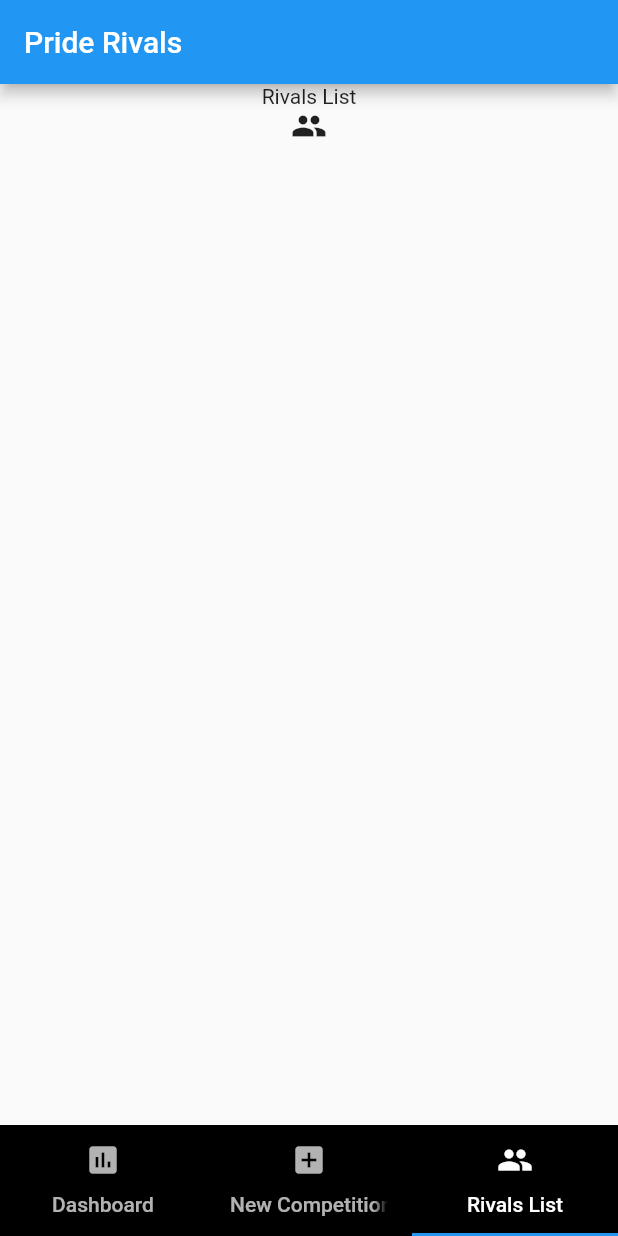
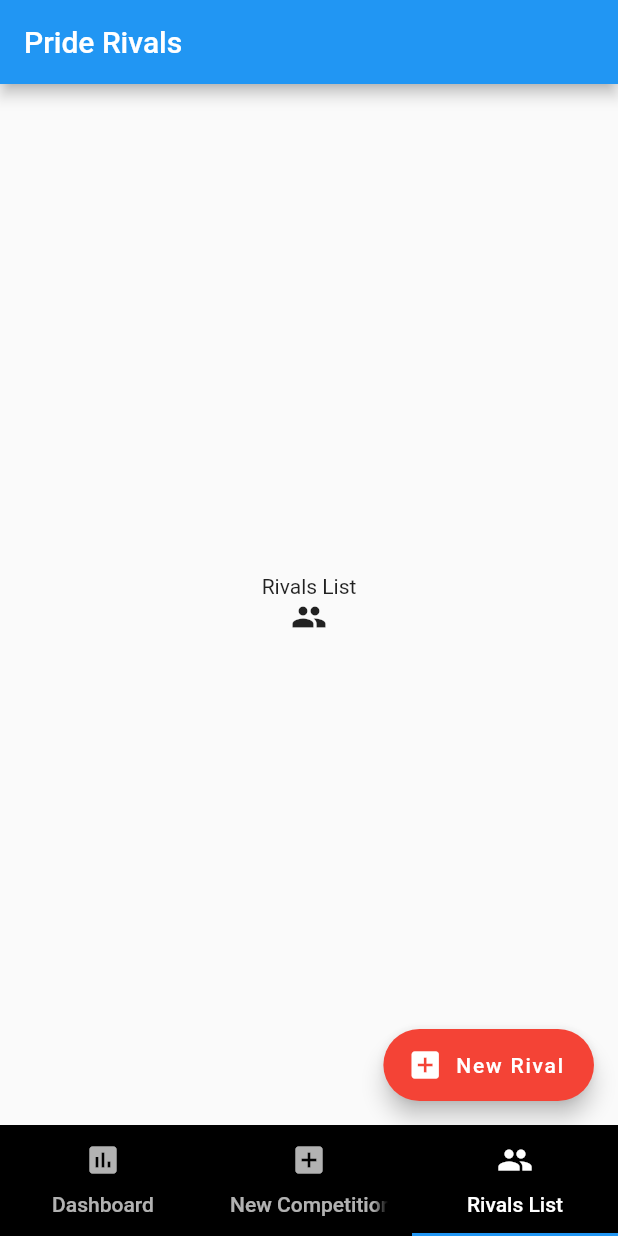
Before and after one commit to matthewru/rivals, a Flutter app: the screen it shows after launch, item 3 of the bottom bar chosen, on a phone screen of 412 x 824 dp. Run offline on Flutter 3.47's test engine with Material 2 defaults, Android fonts, the phone set to English and light mode, and no system bars.

Commit message:
Added floating action button and simple dialog to rivals list.

```diff
--- a/rivalsapp/lib/common/textstyle.dart
+++ b/rivalsapp/lib/common/textstyle.dart
@@ -1,4 +1,6 @@
 import 'package:flutter/material.dart';
 
- const TextStyle TITLE_STYLE =
+const TextStyle TITLE_STYLE =
   TextStyle(fontSize: 30, fontWeight: FontWeight.bold);
+const TextStyle DESCRIPTION_STYLE =
+  TextStyle(fontSize: 16, fontWeight: FontWeight.normal);
--- a/rivalsapp/lib/screens/dashboard.dart
+++ b/rivalsapp/lib/screens/dashboard.dart
@@ -8,6 +8,7 @@ class Dashboard extends StatelessWidget{
 
   Widget build(BuildContext context){
     return Column(
+      mainAxisAlignment: MainAxisAlignment.center,
       children: [Text('Dashboard'), Icon(DASHBOARD)],
     );
   }
--- a/rivalsapp/lib/screens/new_comp.dart
+++ b/rivalsapp/lib/screens/new_comp.dart
@@ -8,6 +8,7 @@ class NewComp extends StatelessWidget{
 
   Widget build(BuildContext context){
     return Column(
+      mainAxisAlignment: MainAxisAlignment.center,
       children: [Text('New Competition'), Icon(ADD_BOX)],
     );
   }
--- a/rivalsapp/lib/screens/rivals_list.dart
+++ b/rivalsapp/lib/screens/rivals_list.dart
@@ -1,14 +1,34 @@
 import 'package:flutter/material.dart';
 import '../common/icons.dart';
+import '../common/colors.dart';
+import '../widgets/rivals_list_dialog.dart';
 
 @immutable
-class RivalsList extends StatelessWidget{
-
+class RivalsList extends StatelessWidget {
   const RivalsList();
 
-  Widget build(BuildContext context){
-    return Column(
-      children: [Text('Rivals List'), Icon(PEOPLE)],
+  Widget build(BuildContext context) {
+    return MaterialApp(
+      home: Scaffold(
+          body: Row(
+            children: [
+              Column(
+                mainAxisAlignment: MainAxisAlignment.center,
+                children: [Text('Rivals List'), Icon(PEOPLE)],
+              )
+            ],
+            mainAxisAlignment: MainAxisAlignment.center,
+          ),
+          floatingActionButton: FloatingActionButton.extended(
+            onPressed: () {
+              showDialog(
+                  context: context,
+                  builder: (BuildContext context) => RivalsListDialog());
+            },
+            label: Text('New Rival'),
+            icon: Icon(ADD_BOX),
+            backgroundColor: RED,
+          )),
     );
   }
 }
```
Also changed, not shown: rivalsapp/lib/widgets/rivals_list_dialog.dart (added, +58 -0 lines).
